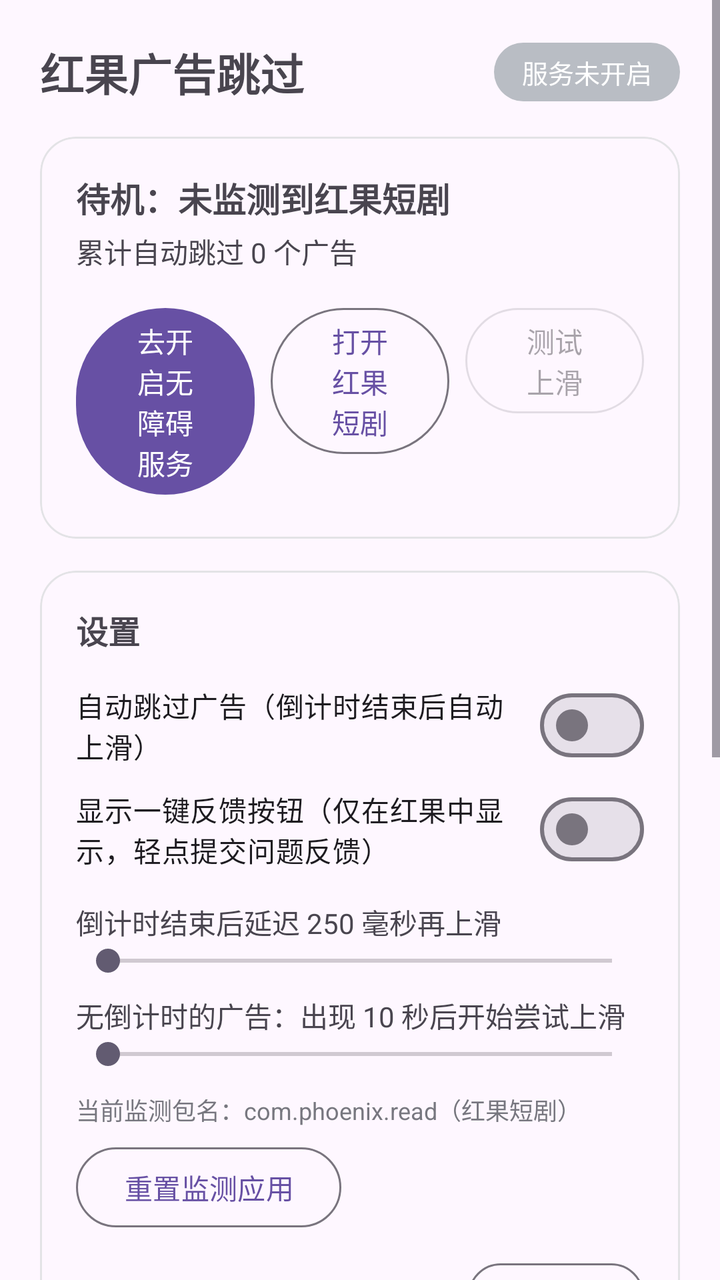
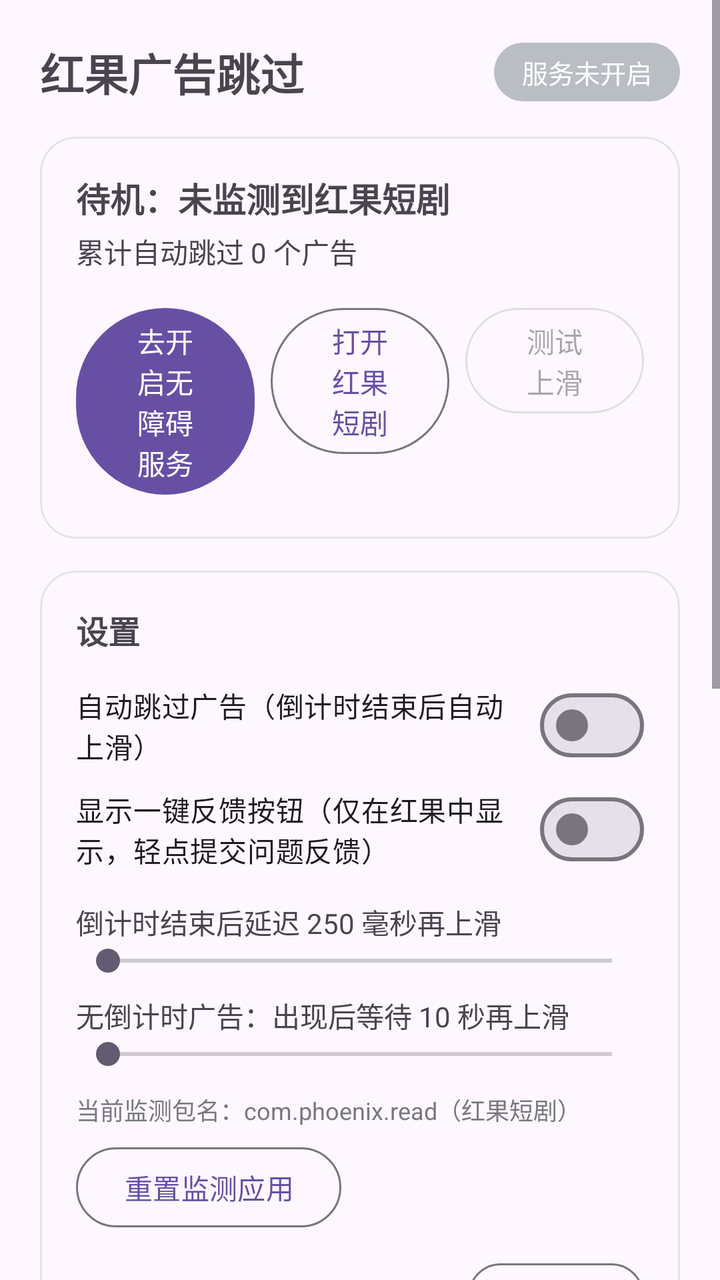

Screens rendered from an Android XML layout before and after an edit, with the pre-edit source and the edit as a unified diff.
<!-- AndroidManifest.xml: application theme Theme.App -->
<!-- res/layout/activity_main.xml -->
<?xml version="1.0" encoding="utf-8"?>
<ScrollView xmlns:android="http://schemas.android.com/apk/res/android"
    xmlns:app="http://schemas.android.com/apk/res-auto"
    android:layout_width="match_parent"
    android:layout_height="match_parent"
    android:fillViewport="true">

    
    <LinearLayout
        android:layout_width="match_parent"
        android:layout_height="wrap_content"
        android:layout_gravity="center_horizontal"
        android:maxWidth="620dp"
        android:orientation="vertical"
        android:padding="20dp">

        
        <LinearLayout
            android:layout_width="match_parent"
            android:layout_height="wrap_content"
            android:gravity="center_vertical"
            android:orientation="horizontal">

            <TextView
                android:layout_width="0dp"
                android:layout_height="wrap_content"
                android:layout_weight="1"
                android:text="@string/app_name"
                android:textSize="22sp"
                android:textStyle="bold" />

            <TextView
                android:id="@+id/statusPill"
                android:layout_width="wrap_content"
                android:layout_height="wrap_content"
                android:background="@drawable/bg_pill_off"
                android:paddingStart="14dp"
                android:paddingTop="5dp"
                android:paddingEnd="14dp"
                android:paddingBottom="5dp"
                android:text="@string/status_off"
                android:textColor="#FFFFFF"
                android:textSize="13sp" />
        </LinearLayout>

        
        <com.google.android.material.card.MaterialCardView
            android:layout_width="match_parent"
            android:layout_height="wrap_content"
            android:layout_marginTop="16dp"
            app:cardCornerRadius="18dp"
            app:cardElevation="0dp"
            app:strokeColor="#E3E3E6"
            app:strokeWidth="1dp">

            <LinearLayout
                android:layout_width="match_parent"
                android:layout_height="wrap_content"
                android:orientation="vertical"
                android:padding="18dp">

                <TextView
                    android:id="@+id/stateText"
                    android:layout_width="match_parent"
                    android:layout_height="wrap_content"
                    android:text="@string/state_idle"
                    android:textSize="17sp"
                    android:textStyle="bold" />

                <TextView
                    android:id="@+id/countText"
                    android:layout_width="match_parent"
                    android:layout_height="wrap_content"
                    android:layout_marginTop="4dp"
                    android:text="@string/count_zero_literal"
                    android:textSize="14sp" />

                <LinearLayout
                    android:layout_width="match_parent"
                    android:layout_height="wrap_content"
                    android:layout_marginTop="14dp"
                    android:orientation="horizontal">

                    <Button
                        android:id="@+id/btnAccessibility"
                        android:layout_width="0dp"
                        android:layout_height="wrap_content"
                        android:layout_marginEnd="8dp"
                        android:layout_weight="1"
                        android:text="@string/btn_accessibility_off" />

                    <Button
                        android:id="@+id/btnOpenTarget"
                        style="?attr/materialButtonOutlinedStyle"
                        android:layout_width="0dp"
                        android:layout_height="wrap_content"
                        android:layout_marginEnd="8dp"
                        android:layout_weight="1"
                        android:text="@string/btn_open_target" />

                    <Button
                        android:id="@+id/btnTestSwipe"
                        style="?attr/materialButtonOutlinedStyle"
                        android:layout_width="0dp"
                        android:layout_height="wrap_content"
                        android:layout_weight="1"
                        android:enabled="false"
                        android:text="@string/btn_test_swipe" />
                </LinearLayout>
            </LinearLayout>
        </com.google.android.material.card.MaterialCardView>

        
        <com.google.android.material.card.MaterialCardView
            android:layout_width="match_parent"
            android:layout_height="wrap_content"
            android:layout_marginTop="16dp"
            app:cardCornerRadius="18dp"
            app:cardElevation="0dp"
            app:strokeColor="#E3E3E6"
            app:strokeWidth="1dp">

            <LinearLayout
                android:layout_width="match_parent"
                android:layout_height="wrap_content"
                android:orientation="vertical"
                android:padding="18dp">

                <TextView
                    android:layout_width="match_parent"
                    android:layout_height="wrap_content"
                    android:text="@string/section_settings"
                    android:textSize="16sp"
                    android:textStyle="bold" />

                <com.google.android.material.materialswitch.MaterialSwitch
                    android:id="@+id/switchAuto"
                    android:layout_width="match_parent"
                    android:layout_height="wrap_content"
                    android:layout_marginTop="12dp"
                    android:text="@string/switch_auto" />

                <com.google.android.material.materialswitch.MaterialSwitch
                    android:id="@+id/switchFeedback"
                    android:layout_width="match_parent"
                    android:layout_height="wrap_content"
                    android:layout_marginTop="4dp"
                    android:text="@string/switch_feedback" />

                <TextView
                    android:id="@+id/delayLabel"
                    android:layout_width="match_parent"
                    android:layout_height="wrap_content"
                    android:layout_marginTop="12dp"
                    android:text="@string/delay_literal"
                    android:textSize="14sp" />

                <SeekBar
                    android:id="@+id/delayBar"
                    android:layout_width="match_parent"
                    android:layout_height="wrap_content"
                    android:max="1000" />

                <TextView
                    android:id="@+id/fallbackLabel"
                    android:layout_width="match_parent"
                    android:layout_height="wrap_content"
                    android:layout_marginTop="8dp"
                    android:text="@string/fallback_literal"
                    android:textSize="14sp" />

                <SeekBar
                    android:id="@+id/fallbackBar"
                    android:layout_width="match_parent"
                    android:layout_height="wrap_content"
                    android:max="25000" />

                <TextView
                    android:id="@+id/targetsText"
                    android:layout_width="match_parent"
                    android:layout_height="wrap_content"
                    android:layout_marginTop="10dp"
                    android:text="@string/targets_literal"
                    android:textColor="#77777F"
                    android:textSize="12sp" />

                <Button
                    android:id="@+id/btnResetTargets"
                    style="?attr/materialButtonOutlinedStyle"
                    android:layout_width="wrap_content"
                    android:layout_height="wrap_content"
                    android:layout_marginTop="6dp"
                    android:text="@string/btn_reset_targets" />

                <LinearLayout
                    android:layout_width="match_parent"
                    android:layout_height="wrap_content"
                    android:layout_marginTop="10dp"
                    android:gravity="center_vertical"
                    android:orientation="horizontal">

                    <EditText
                        android:id="@+id/editFeedbackUrl"
                        android:layout_width="0dp"
                        android:layout_height="wrap_content"
                        android:layout_weight="1"
                        android:hint="@string/feedback_url_hint"
                        android:importantForAutofill="no"
                        android:inputType="textUri"
                        android:maxLines="1"
                        android:textSize="13sp" />

                    <Button
                        android:id="@+id/btnSaveFeedbackUrl"
                        style="?attr/materialButtonOutlinedStyle"
                        android:layout_width="wrap_content"
                        android:layout_height="wrap_content"
                        android:layout_marginStart="8dp"
                        android:minHeight="0dp"
                        android:paddingStart="16dp"
                        android:paddingTop="6dp"
                        android:paddingEnd="16dp"
                        android:paddingBottom="6dp"
                        android:text="@string/btn_save" />
                </LinearLayout>

                <Button
                    android:id="@+id/btnDiscover"
                    style="?attr/materialButtonOutlinedStyle"
                    android:layout_width="match_parent"
                    android:layout_height="wrap_content"
                    android:layout_marginTop="6dp"
                    android:text="@string/btn_discover" />
            </LinearLayout>
        </com.google.android.material.card.MaterialCardView>

        
        <com.google.android.material.card.MaterialCardView
            android:layout_width="match_parent"
            android:layout_height="wrap_content"
            android:layout_marginTop="16dp"
            app:cardCornerRadius="18dp"
            app:cardElevation="0dp"
            app:strokeColor="#E3E3E6"
            app:strokeWidth="1dp">

            <LinearLayout
                android:layout_width="match_parent"
                android:layout_height="wrap_content"
                android:orientation="vertical"
                android:padding="18dp">

                <LinearLayout
                    android:layout_width="match_parent"
                    android:layout_height="wrap_content"
                    android:gravity="center_vertical"
                    android:orientation="horizontal">

                    <TextView
                        android:layout_width="0dp"
                        android:layout_height="wrap_content"
                        android:layout_weight="1"
                        android:text="@string/section_log"
                        android:textSize="16sp"
                        android:textStyle="bold" />

                    <Button
                        android:id="@+id/btnShareLog"
                        style="?attr/materialButtonOutlinedStyle"
                        android:layout_width="wrap_content"
                        android:layout_height="wrap_content"
                        android:layout_marginEnd="8dp"
                        android:minHeight="0dp"
                        android:paddingStart="16dp"
                        android:paddingTop="6dp"
                        android:paddingEnd="16dp"
                        android:paddingBottom="6dp"
                        android:text="@string/btn_share_log" />

                    <Button
                        android:id="@+id/btnClearLog"
                        style="?attr/materialButtonOutlinedStyle"
                        android:layout_width="wrap_content"
                        android:layout_height="wrap_content"
                        android:minHeight="0dp"
                        android:paddingStart="16dp"
                        android:paddingTop="6dp"
                        android:paddingEnd="16dp"
                        android:paddingBottom="6dp"
                        android:text="@string/btn_clear_log" />
                </LinearLayout>

                <TextView
                    android:id="@+id/logView"
                    android:layout_width="match_parent"
                    android:layout_height="wrap_content"
                    android:layout_marginTop="10dp"
                    android:background="@drawable/bg_log"
                    android:fontFamily="monospace"
                    android:minHeight="130dp"
                    android:padding="12dp"
                    android:textSize="12sp" />
            </LinearLayout>
        </com.google.android.material.card.MaterialCardView>

        <TextView
            android:layout_width="match_parent"
            android:layout_height="wrap_content"
            android:layout_marginTop="14dp"
            android:text="@string/footer_hint"
            android:textColor="#8A8A93"
            android:textSize="12sp" />

        <TextView
            android:layout_width="match_parent"
            android:layout_height="wrap_content"
            android:layout_marginTop="6dp"
            android:text="@string/version_label"
            android:textColor="#B0B0B8"
            android:textSize="11sp" />
    </LinearLayout>
</ScrollView>
<!-- resources referenced by this layout -->
<resources>
  <!-- drawable bg_log (drawable) -->
  <?xml version="1.0" encoding="utf-8"?>
  <shape xmlns:android="http://schemas.android.com/apk/res/android"
      android:shape="rectangle">
      <solid android:color="#FAFAFB" />
      <corners android:radius="12dp" />
      <stroke
          android:width="1dp"
          android:color="#E3E3E6" />
  </shape>
  <!-- drawable bg_pill_off (drawable) -->
  <?xml version="1.0" encoding="utf-8"?>
  <shape xmlns:android="http://schemas.android.com/apk/res/android"
      android:shape="rectangle">
      <solid android:color="#B9BDC4" />
      <corners android:radius="20dp" />
  </shape>
  <string name="app_name">红果广告跳过</string>
  <string name="btn_accessibility_off">去开启无障碍服务</string>
  <string name="btn_clear_log">清空</string>
  <string name="btn_discover">自动发现电脑（扫描局域网）</string>
  <string name="btn_open_target">打开红果短剧</string>
  <string name="btn_reset_targets">重置监测应用</string>
  <string name="btn_save">保存</string>
  <string name="btn_share_log">分享日志</string>
  <string name="btn_test_swipe">测试上滑</string>
  <string name="count_zero_literal">累计自动跳过 0 个广告</string>
  <string name="delay_literal">倒计时结束后延迟 250 毫秒再上滑</string>
  <string name="fallback_literal">无倒计时的广告：出现 10 秒后开始尝试上滑</string>
  <string name="feedback_url_hint">上报服务器地址（默认已指向电脑，可修改）</string>
  <string name="footer_hint">原理：通过无障碍服务读取屏幕上的广告倒计时文字，到点后模拟一次上滑手势。全部处理在本机完成，不联网、不上传任何数据。仅供个人舒适观剧使用。</string>
  <string name="section_log">运行日志</string>
  <string name="section_settings">设置</string>
  <string name="state_idle">待机：未监测到红果短剧</string>
  <string name="status_off">服务未开启</string>
  <string name="switch_auto">自动跳过广告（倒计时结束后自动上滑）</string>
  <string name="switch_feedback">显示一键反馈按钮（仅在红果中显示，轻点提交问题反馈）</string>
  <string name="targets_literal">当前监测包名：com.phoenix.read（红果短剧）</string>
  <string name="version_label">版本 1.21 · 手机/平板通用</string>
  <style name="Theme.App" parent="Theme.Material3.DayNight.NoActionBar" />
</resources>

<!-- the commit's change to res/layout/activity_main.xml (unified diff, before → after) -->
@@ -231,6 +231,22 @@
                     android:layout_height="wrap_content"
                     android:layout_marginTop="6dp"
                     android:text="@string/btn_discover" />
+
+                <Button
+                    android:id="@+id/btnCaptureAuth"
+                    style="?attr/materialButtonOutlinedStyle"
+                    android:layout_width="match_parent"
+                    android:layout_height="wrap_content"
+                    android:layout_marginTop="6dp"
+                    android:text="@string/btn_capture_auth" />
+
+                <Button
+                    android:id="@+id/btnCheckUpdate"
+                    style="?attr/materialButtonOutlinedStyle"
+                    android:layout_width="match_parent"
+                    android:layout_height="wrap_content"
+                    android:layout_marginTop="6dp"
+                    android:text="@string/btn_check_update" />
             </LinearLayout>
         </com.google.android.material.card.MaterialCardView>
 
<!-- resource entries referenced after the edit -->
@@ -19,6 +19,8 @@
   </shape>
   <string name="app_name">红果广告跳过</string>
   <string name="btn_accessibility_off">去开启无障碍服务</string>
+  <string name="btn_capture_auth">开启屏幕截图（反馈自动带画面）</string>
+  <string name="btn_check_update">检查更新（从电脑直接升级）</string>
   <string name="btn_clear_log">清空</string>
   <string name="btn_discover">自动发现电脑（扫描局域网）</string>
   <string name="btn_open_target">打开红果短剧</string>
@@ -28,7 +30,7 @@
   <string name="btn_test_swipe">测试上滑</string>
   <string name="count_zero_literal">累计自动跳过 0 个广告</string>
   <string name="delay_literal">倒计时结束后延迟 250 毫秒再上滑</string>
-  <string name="fallback_literal">无倒计时的广告：出现 10 秒后开始尝试上滑</string>
+  <string name="fallback_literal">无倒计时广告：出现后等待 10 秒再上滑</string>
   <string name="feedback_url_hint">上报服务器地址（默认已指向电脑，可修改）</string>
   <string name="footer_hint">原理：通过无障碍服务读取屏幕上的广告倒计时文字，到点后模拟一次上滑手势。全部处理在本机完成，不联网、不上传任何数据。仅供个人舒适观剧使用。</string>
   <string name="section_log">运行日志</string>
@@ -38,7 +40,7 @@
   <string name="switch_auto">自动跳过广告（倒计时结束后自动上滑）</string>
   <string name="switch_feedback">显示一键反馈按钮（仅在红果中显示，轻点提交问题反馈）</string>
   <string name="targets_literal">当前监测包名：com.phoenix.read（红果短剧）</string>
-  <string name="version_label">版本 1.21 · 手机/平板通用</string>
+  <string name="version_label">版本 1.22 · 手机/平板通用</string>
   <style name="Theme.App" parent="Theme.Material3.DayNight.NoActionBar" />
 </resources>
 
